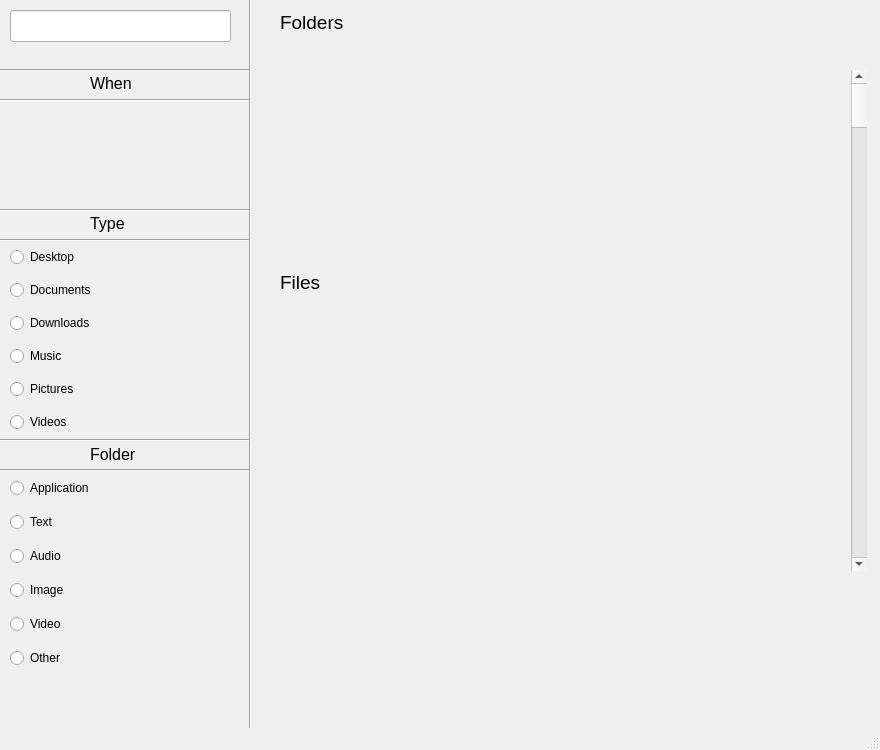
The window that src/restore.ui (GeovaneJefferson/timemachine) describes before a commit, drawn with Qt 5.
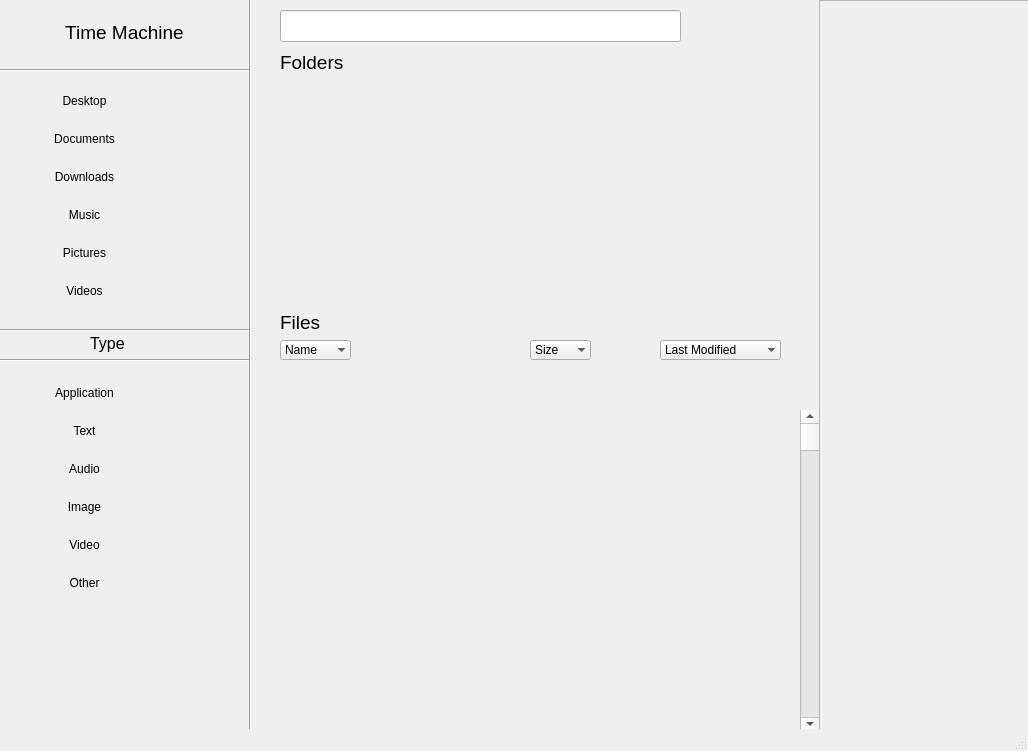
The same window after the commit.

The edit to the form file:
```diff
--- a/src/restore.ui
+++ b/src/restore.ui
@@ -6,8 +6,8 @@
    <rect>
     <x>0</x>
     <y>0</y>
-    <width>880</width>
-    <height>750</height>
+    <width>1028</width>
+    <height>751</height>
    </rect>
   </property>
   <property name="windowTitle">
@@ -17,9 +17,9 @@
    <widget class="QLineEdit" name="lineEdit">
     <property name="geometry">
      <rect>
-      <x>10</x>
+      <x>280</x>
       <y>10</y>
-      <width>221</width>
+      <width>401</width>
       <height>32</height>
      </rect>
     </property>
@@ -41,7 +41,7 @@
     <property name="geometry">
      <rect>
       <x>280</x>
-      <y>10</y>
+      <y>50</y>
       <width>80</width>
       <height>25</height>
      </rect>
@@ -50,65 +50,11 @@
      <string>&lt;html&gt;&lt;head/&gt;&lt;body&gt;&lt;p&gt;&lt;span style=&quot; font-size:14pt;&quot;&gt;Folders&lt;/span&gt;&lt;/p&gt;&lt;/body&gt;&lt;/html&gt;</string>
     </property>
    </widget>
-   <widget class="QWidget" name="layoutWidget">
-    <property name="geometry">
-     <rect>
-      <x>10</x>
-      <y>470</y>
-      <width>221</width>
-      <height>211</height>
-     </rect>
-    </property>
-    <layout class="QVBoxLayout" name="verticalLayout_2">
-     <item>
-      <widget class="QRadioButton" name="type_application">
-       <property name="text">
-        <string>Application</string>
-       </property>
-      </widget>
-     </item>
-     <item>
-      <widget class="QRadioButton" name="type_text">
-       <property name="text">
-        <string>Text</string>
-       </property>
-      </widget>
-     </item>
-     <item>
-      <widget class="QRadioButton" name="type_audio">
-       <property name="text">
-        <string>Audio</string>
-       </property>
-      </widget>
-     </item>
-     <item>
-      <widget class="QRadioButton" name="type_image">
-       <property name="text">
-        <string>Image</string>
-       </property>
-      </widget>
-     </item>
-     <item>
-      <widget class="QRadioButton" name="type_video">
-       <property name="text">
-        <string>Video</string>
-       </property>
-      </widget>
-     </item>
-     <item>
-      <widget class="QRadioButton" name="type_other">
-       <property name="text">
-        <string>Other</string>
-       </property>
-      </widget>
-     </item>
-    </layout>
-   </widget>
    <widget class="QLabel" name="label_35">
     <property name="geometry">
      <rect>
       <x>90</x>
-      <y>210</y>
+      <y>330</y>
       <width>40</width>
       <height>27</height>
      </rect>
@@ -117,32 +63,6 @@
      <string>&lt;html&gt;&lt;head/&gt;&lt;body&gt;&lt;p&gt;&lt;span style=&quot; font-size:12pt;&quot;&gt;Type&lt;/span&gt;&lt;/p&gt;&lt;/body&gt;&lt;/html&gt;</string>
     </property>
    </widget>
-   <widget class="QLabel" name="label_37">
-    <property name="geometry">
-     <rect>
-      <x>90</x>
-      <y>441</y>
-      <width>51</width>
-      <height>27</height>
-     </rect>
-    </property>
-    <property name="text">
-     <string>&lt;html&gt;&lt;head/&gt;&lt;body&gt;&lt;p&gt;&lt;span style=&quot; font-size:12pt;&quot;&gt;Folder&lt;/span&gt;&lt;/p&gt;&lt;/body&gt;&lt;/html&gt;</string>
-    </property>
-   </widget>
-   <widget class="Line" name="line">
-    <property name="geometry">
-     <rect>
-      <x>-11</x>
-      <y>230</y>
-      <width>260</width>
-      <height>20</height>
-     </rect>
-    </property>
-    <property name="orientation">
-     <enum>Qt::Horizontal</enum>
-    </property>
-   </widget>
    <widget class="Line" name="line_3">
     <property name="geometry">
      <rect>
@@ -159,53 +79,128 @@
    <widget class="QWidget" name="layoutWidget">
     <property name="geometry">
      <rect>
-      <x>10</x>
-      <y>240</y>
-      <width>221</width>
-      <height>201</height>
+      <x>40</x>
+      <y>80</y>
+      <width>89</width>
+      <height>236</height>
      </rect>
     </property>
     <layout class="QVBoxLayout" name="verticalLayout">
      <item>
-      <widget class="QRadioButton" name="folder_desktop">
+      <widget class="QPushButton" name="folder_desktop">
        <property name="text">
         <string>Desktop</string>
        </property>
+       <property name="checkable">
+        <bool>true</bool>
+       </property>
+       <property name="autoExclusive">
+        <bool>true</bool>
+       </property>
+       <property name="autoDefault">
+        <bool>false</bool>
+       </property>
+       <property name="default">
+        <bool>false</bool>
+       </property>
+       <property name="flat">
+        <bool>true</bool>
+       </property>
       </widget>
      </item>
      <item>
-      <widget class="QRadioButton" name="folder_documents">
+      <widget class="QPushButton" name="folder_documents">
        <property name="text">
         <string>Documents</string>
        </property>
+       <property name="checkable">
+        <bool>true</bool>
+       </property>
+       <property name="autoExclusive">
+        <bool>true</bool>
+       </property>
+       <property name="autoDefault">
+        <bool>false</bool>
+       </property>
+       <property name="flat">
+        <bool>true</bool>
+       </property>
       </widget>
      </item>
      <item>
-      <widget class="QRadioButton" name="folder_downloads">
+      <widget class="QPushButton" name="folder_downloads">
        <property name="text">
         <string>Downloads</string>
        </property>
+       <property name="checkable">
+        <bool>true</bool>
+       </property>
+       <property name="autoExclusive">
+        <bool>true</bool>
+       </property>
+       <property name="autoDefault">
+        <bool>false</bool>
+       </property>
+       <property name="flat">
+        <bool>true</bool>
+       </property>
       </widget>
      </item>
      <item>
-      <widget class="QRadioButton" name="folder_music">
+      <widget class="QPushButton" name="folder_music">
        <property name="text">
         <string>Music</string>
        </property>
+       <property name="checkable">
+        <bool>true</bool>
+       </property>
+       <property name="autoExclusive">
+        <bool>true</bool>
+       </property>
+       <property name="autoDefault">
+        <bool>false</bool>
+       </property>
+       <property name="flat">
+        <bool>true</bool>
+       </property>
       </widget>
      </item>
      <item>
-      <widget class="QRadioButton" name="folder_pictures">
+      <widget class="QPushButton" name="folder_pictures">
        <property name="text">
         <string>Pictures</string>
        </property>
+       <property name="checkable">
+        <bool>true</bool>
+       </property>
+       <property name="autoExclusive">
+        <bool>true</bool>
+       </property>
+       <property name="autoDefault">
+        <bool>false</bool>
+       </property>
+       <property name="flat">
+        <bool>true</bool>
+       </property>
       </widget>
      </item>
      <item>
-      <widget class="QRadioButton" name="folder_videos">
+      <widget class="QPushButton" name="folder_videos">
        <property name="text">
         <string>Videos</string>
        </property>
+       <property name="checkable">
+        <bool>true</bool>
+       </property>
+       <property name="autoExclusive">
+        <bool>true</bool>
+       </property>
+       <property name="autoDefault">
+        <bool>false</bool>
+       </property>
+       <property name="flat">
+        <bool>true</bool>
+       </property>
       </widget>
      </item>
     </layout>
@@ -214,7 +209,7 @@
     <property name="geometry">
      <rect>
       <x>-10</x>
-      <y>430</y>
+      <y>320</y>
       <width>260</width>
       <height>20</height>
      </rect>
@@ -226,47 +221,21 @@
    <widget class="QScrollBar" name="verticalScrollBar">
     <property name="geometry">
      <rect>
-      <x>851</x>
-      <y>70</y>
-      <width>16</width>
-      <height>501</height>
+      <x>800</x>
+      <y>410</y>
+      <width>20</width>
+      <height>321</height>
      </rect>
     </property>
     <property name="orientation">
      <enum>Qt::Vertical</enum>
     </property>
    </widget>
-   <widget class="QLabel" name="label_38">
-    <property name="geometry">
-     <rect>
-      <x>90</x>
-      <y>70</y>
-      <width>51</width>
-      <height>27</height>
-     </rect>
-    </property>
-    <property name="text">
-     <string>&lt;html&gt;&lt;head/&gt;&lt;body&gt;&lt;p&gt;&lt;span style=&quot; font-size:12pt;&quot;&gt;When&lt;/span&gt;&lt;/p&gt;&lt;/body&gt;&lt;/html&gt;</string>
-    </property>
-   </widget>
-   <widget class="Line" name="line_6">
-    <property name="geometry">
-     <rect>
-      <x>-10</x>
-      <y>90</y>
-      <width>260</width>
-      <height>20</height>
-     </rect>
-    </property>
-    <property name="orientation">
-     <enum>Qt::Horizontal</enum>
-    </property>
-   </widget>
    <widget class="QLabel" name="label_14">
     <property name="geometry">
      <rect>
       <x>280</x>
-      <y>270</y>
+      <y>310</y>
       <width>80</width>
       <height>25</height>
      </rect>
@@ -279,7 +248,7 @@
     <property name="geometry">
      <rect>
       <x>-10</x>
-      <y>460</y>
+      <y>350</y>
       <width>260</width>
       <height>20</height>
      </rect>
@@ -288,35 +257,231 @@
      <enum>Qt::Horizontal</enum>
     </property>
    </widget>
-   <widget class="Line" name="line_7">
+   <widget class="QFrame" name="frame">
     <property name="geometry">
      <rect>
-      <x>-10</x>
-      <y>200</y>
-      <width>260</width>
+      <x>819</x>
+      <y>0</y>
+      <width>211</width>
+      <height>731</height>
+     </rect>
+    </property>
+    <property name="frameShape">
+     <enum>QFrame::StyledPanel</enum>
+    </property>
+    <property name="frameShadow">
+     <enum>QFrame::Raised</enum>
+    </property>
+   </widget>
+   <widget class="QLabel" name="label_13">
+    <property name="geometry">
+     <rect>
+      <x>9</x>
+      <y>20</y>
+      <width>231</width>
+      <height>25</height>
+     </rect>
+    </property>
+    <property name="text">
+     <string>&lt;html&gt;&lt;head/&gt;&lt;body&gt;&lt;p align=&quot;center&quot;&gt;&lt;span style=&quot; font-size:14pt;&quot;&gt;Time Machine&lt;/span&gt;&lt;/p&gt;&lt;/body&gt;&lt;/html&gt;</string>
+    </property>
+   </widget>
+   <widget class="QComboBox" name="comboBox">
+    <property name="geometry">
+     <rect>
+      <x>660</x>
+      <y>340</y>
+      <width>121</width>
       <height>20</height>
      </rect>
     </property>
-    <property name="orientation">
-     <enum>Qt::Horizontal</enum>
+    <property name="frame">
+     <bool>false</bool>
     </property>
+    <item>
+     <property name="text">
+      <string>Last Modified</string>
+     </property>
+    </item>
    </widget>
-   <zorder>layoutWidget</zorder>
+   <widget class="QComboBox" name="comboBox_2">
+    <property name="geometry">
+     <rect>
+      <x>530</x>
+      <y>340</y>
+      <width>61</width>
+      <height>20</height>
+     </rect>
+    </property>
+    <property name="frame">
+     <bool>false</bool>
+    </property>
+    <item>
+     <property name="text">
+      <string>Size</string>
+     </property>
+    </item>
+   </widget>
+   <widget class="QComboBox" name="comboBox_3">
+    <property name="geometry">
+     <rect>
+      <x>280</x>
+      <y>340</y>
+      <width>71</width>
+      <height>20</height>
+     </rect>
+    </property>
+    <property name="frame">
+     <bool>false</bool>
+    </property>
+    <item>
+     <property name="text">
+      <string>Name</string>
+     </property>
+    </item>
+   </widget>
+   <widget class="QWidget" name="layoutWidget_2">
+    <property name="geometry">
+     <rect>
+      <x>40</x>
+      <y>372</y>
+      <width>89</width>
+      <height>236</height>
+     </rect>
+    </property>
+    <layout class="QVBoxLayout" name="verticalLayout_3">
+     <item>
+      <widget class="QPushButton" name="type_application">
+       <property name="text">
+        <string>Application</string>
+       </property>
+       <property name="checkable">
+        <bool>true</bool>
+       </property>
+       <property name="autoExclusive">
+        <bool>true</bool>
+       </property>
+       <property name="autoDefault">
+        <bool>false</bool>
+       </property>
+       <property name="flat">
+        <bool>true</bool>
+       </property>
+      </widget>
+     </item>
+     <item>
+      <widget class="QPushButton" name="type_text">
+       <property name="text">
+        <string>Text</string>
+       </property>
+       <property name="checkable">
+        <bool>true</bool>
+       </property>
+       <property name="autoExclusive">
+        <bool>true</bool>
+       </property>
+       <property name="autoDefault">
+        <bool>false</bool>
+       </property>
+       <property name="flat">
+        <bool>true</bool>
+       </property>
+      </widget>
+     </item>
+     <item>
+      <widget class="QPushButton" name="type_audio">
+       <property name="text">
+        <string>Audio</string>
+       </property>
+       <property name="checkable">
+        <bool>true</bool>
+       </property>
+       <property name="autoExclusive">
+        <bool>true</bool>
+       </property>
+       <property name="autoDefault">
+        <bool>false</bool>
+       </property>
+       <property name="flat">
+        <bool>true</bool>
+       </property>
+      </widget>
+     </item>
+     <item>
+      <widget class="QPushButton" name="type_image">
+       <property name="text">
+        <string>Image</string>
+       </property>
+       <property name="checkable">
+        <bool>true</bool>
+       </property>
+       <property name="autoExclusive">
+        <bool>true</bool>
+       </property>
+       <property name="autoDefault">
+        <bool>false</bool>
+       </property>
+       <property name="flat">
+        <bool>true</bool>
+       </property>
+      </widget>
+     </item>
+     <item>
+      <widget class="QPushButton" name="type_video">
+       <property name="text">
+        <string>Video</string>
+       </property>
+       <property name="checkable">
+        <bool>true</bool>
+       </property>
+       <property name="autoExclusive">
+        <bool>true</bool>
+       </property>
+       <property name="autoDefault">
+        <bool>false</bool>
+       </property>
+       <property name="flat">
+        <bool>true</bool>
+       </property>
+      </widget>
+     </item>
+     <item>
+      <widget class="QPushButton" name="type_other">
+       <property name="text">
+        <string>Other</string>
+       </property>
+       <property name="checkable">
+        <bool>true</bool>
+       </property>
+       <property name="autoExclusive">
+        <bool>true</bool>
+       </property>
+       <property name="autoDefault">
+        <bool>false</bool>
+       </property>
+       <property name="flat">
+        <bool>true</bool>
+       </property>
+      </widget>
+     </item>
+    </layout>
+   </widget>
    <zorder>lineEdit</zorder>
    <zorder>line_2</zorder>
    <zorder>label_12</zorder>
    <zorder>layoutWidget</zorder>
    <zorder>label_35</zorder>
-   <zorder>label_37</zorder>
-   <zorder>line</zorder>
    <zorder>line_3</zorder>
    <zorder>line_4</zorder>
    <zorder>verticalScrollBar</zorder>
-   <zorder>label_38</zorder>
-   <zorder>line_6</zorder>
    <zorder>label_14</zorder>
    <zorder>line_5</zorder>
-   <zorder>line_7</zorder>
+   <zorder>frame</zorder>
+   <zorder>label_13</zorder>
+   <zorder>comboBox</zorder>
+   <zorder>comboBox_2</zorder>
+   <zorder>comboBox_3</zorder>
+   <zorder>layoutWidget_2</zorder>
   </widget>
   <widget class="QStatusBar" name="statusbar"/>
  </widget>
```
